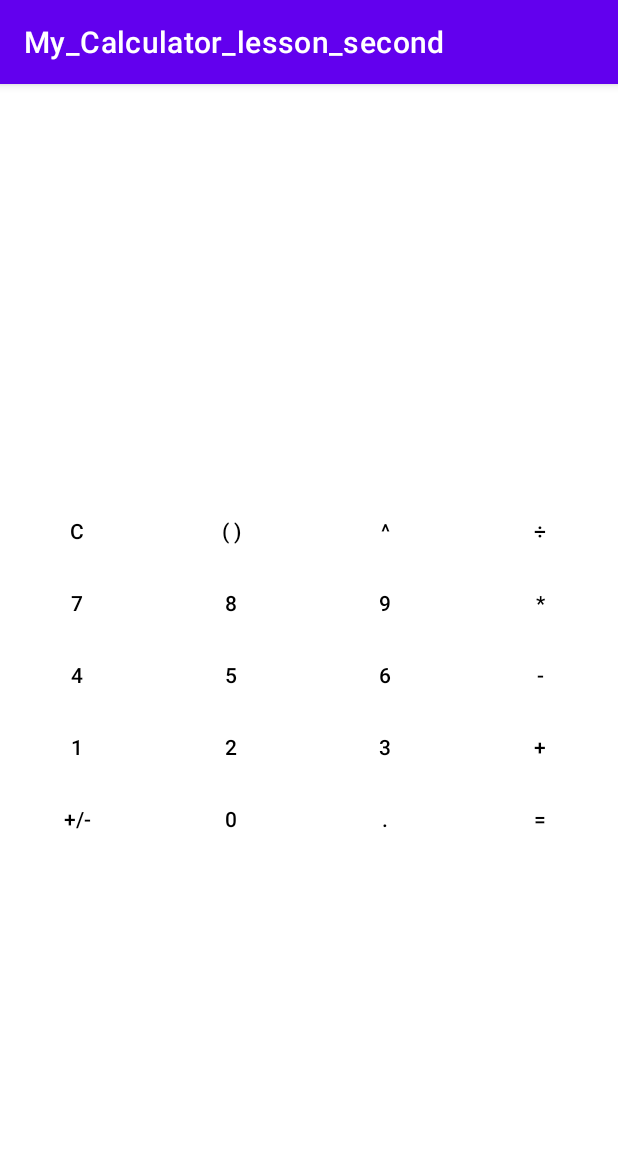
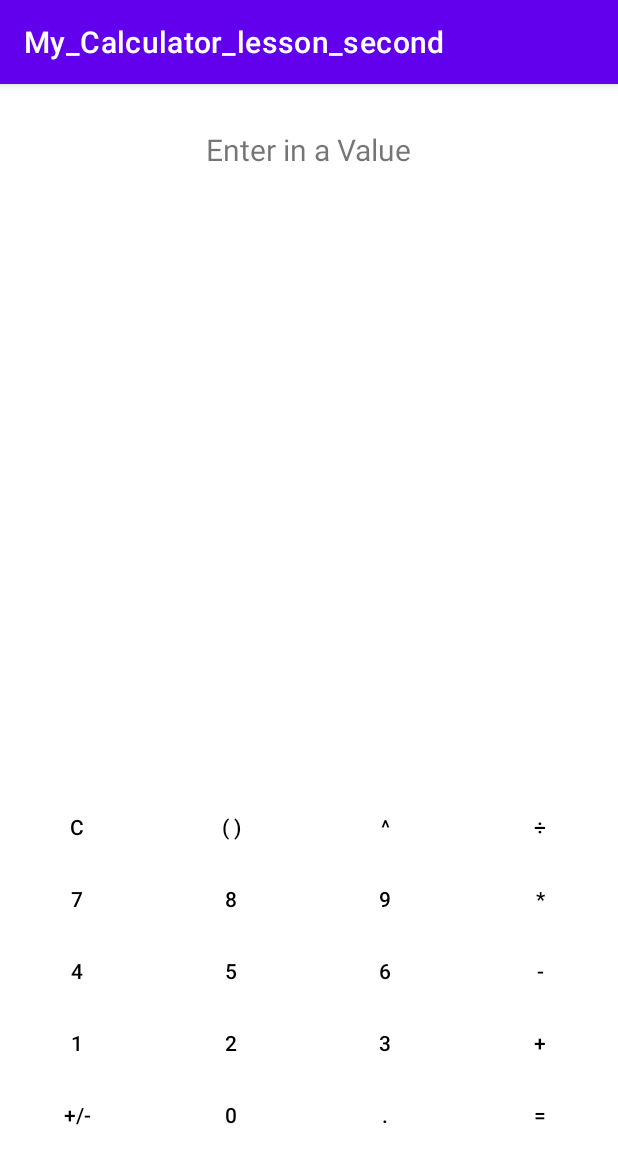
Before and after one commit to Kalpakbaev/My_Calculator_lesson_second, an Android app: the screen it shows after launch (MainActivity), on a phone screen of 412 x 824 dp. Shown: the top 1164 px of the screen. Run offline under Robolectric (Android 15) with nearby library versions, the phone set to English and light mode, and no system bars.

Commit message:
текст переименован.Добавлен еще одна кнопка калькулятора заданы все необходимые параметры текст переименован

```diff
--- a/app/src/main/res/layout/activity_main.xml
+++ b/app/src/main/res/layout/activity_main.xml
@@ -11,7 +11,8 @@
         android:layout_width="match_parent"
         android:layout_height="wrap_content"
         app:layout_constraintBottom_toBottomOf="parent"
-        app:layout_constraintTop_toBottomOf="@+id/textView4">
+        app:layout_constraintTop_toBottomOf="@+id/textView6"
+        app:layout_constraintVertical_bias="0.88">
 
         <TableRow
             android:layout_width="match_parent"
@@ -222,12 +223,26 @@
     </TableLayout>
 
     <TextView
-        android:id="@+id/textView4"
+        android:id="@+id/textView6"
         android:layout_width="wrap_content"
         android:layout_height="wrap_content"
-        android:layout_weight="1"
+        android:layout_marginTop="30dp"
+        android:text="@string/TextView"
+        android:textSize="20sp"
         app:layout_constraintEnd_toEndOf="parent"
         app:layout_constraintStart_toStartOf="parent"
         app:layout_constraintTop_toTopOf="parent" />
 
+    <Button
+        android:id="@+id/button25"
+        style="@style/Widget.AppCompat.Button.Borderless"
+        android:layout_width="wrap_content"
+        android:layout_height="wrap_content"
+        android:layout_marginEnd="1dp"
+        android:text="@string/backspace"
+        app:layout_constraintBottom_toTopOf="@+id/tableLayout"
+        app:layout_constraintEnd_toEndOf="parent"
+        app:layout_constraintHorizontal_bias="0.98"
+        app:layout_constraintStart_toStartOf="parent" />
+
 </androidx.constraintlayout.widget.ConstraintLayout>
--- a/app/src/main/res/values/strings.xml
+++ b/app/src/main/res/values/strings.xml
@@ -24,6 +24,7 @@
     <string name="PlusMinus">+/-</string>
     <string name="equals">=</string>
     <string name="point">.</string>
+    <string name="TextView">Enter in a Value</string>
 
 
     <string name="backspace">  </string>
```
